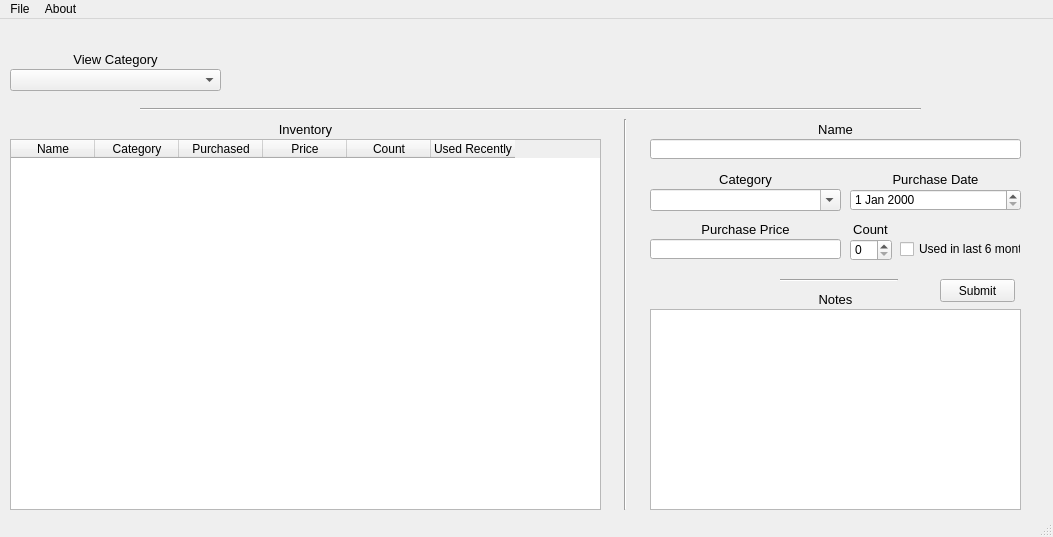
This is src/MainWindow.ui in minorsecond/Ownly as Qt 5 draws it before an edit. The edited form follows.
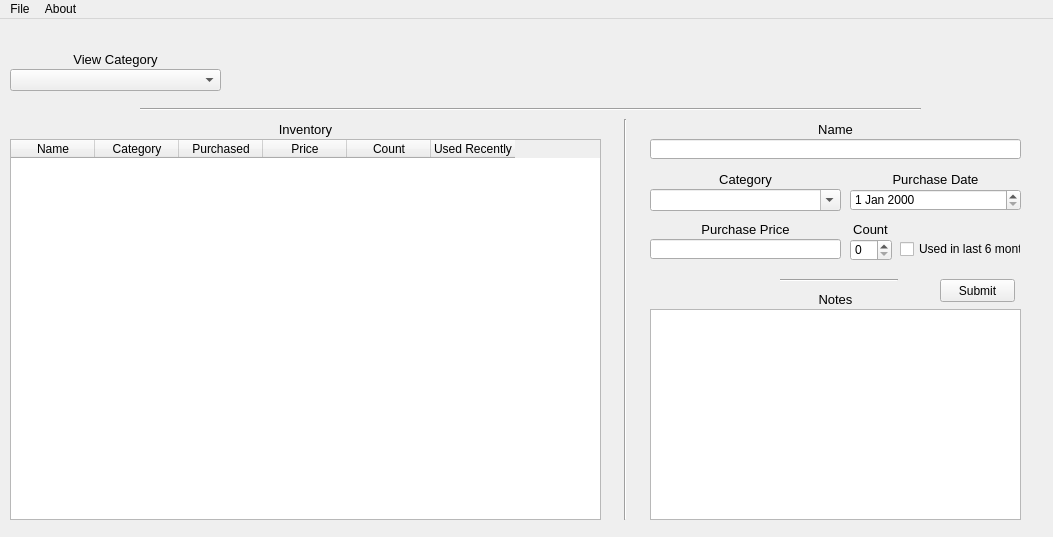
This is the edited form.

Commit message:
Remove unused statusbar
The status bar isn't going to be used and it provided an unwanted resize handle. This fixes issue #65.

```diff
--- a/src/MainWindow.ui
+++ b/src/MainWindow.ui
@@ -84,7 +84,7 @@
       <x>620</x>
       <y>100</y>
       <width>10</width>
-      <height>391</height>
+      <height>401</height>
      </rect>
     </property>
     <property name="orientation">
@@ -173,7 +173,7 @@
       <x>650</x>
       <y>290</y>
       <width>371</width>
-      <height>201</height>
+      <height>211</height>
      </rect>
     </property>
    </widget>
@@ -349,7 +349,7 @@
       <x>10</x>
       <y>120</y>
       <width>591</width>
-      <height>371</height>
+      <height>381</height>
      </rect>
     </property>
     <property name="rowCount">
@@ -419,7 +419,6 @@
    <addaction name="menufile"/>
    <addaction name="menuAbout"/>
   </widget>
-  <widget class="QStatusBar" name="statusbar"/>
   <action name="actionNew_Item">
    <property name="text">
     <string>New Item</string>
```
The commit also changes 1 other file.
